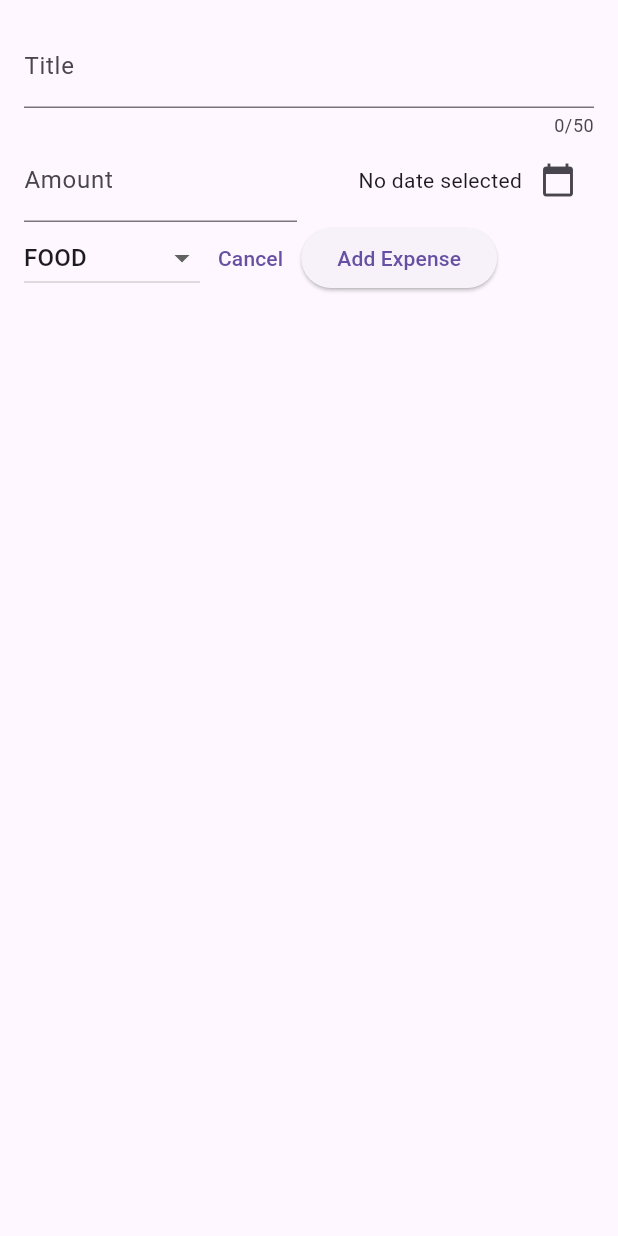
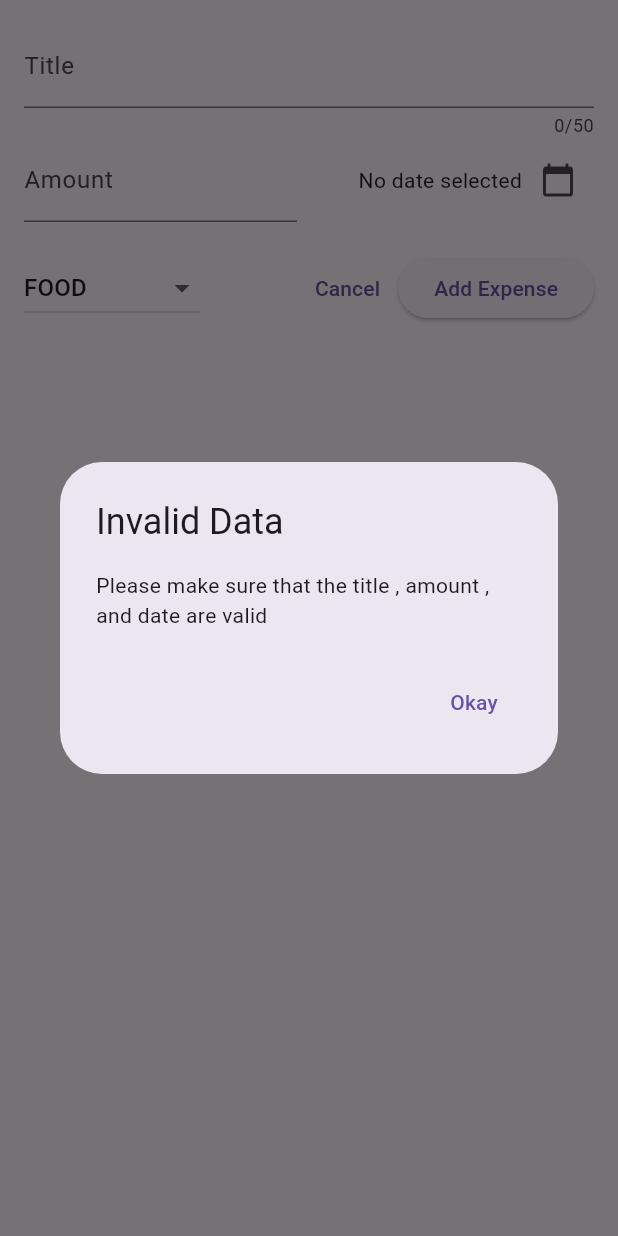
Before and after one commit to abdelbasset-mg/expenses_tracker, a Flutter app: the NewExpenses widget shown alone on an empty page, opened directly, after a tap on "Add Expense", on a phone screen of 412 x 824 dp. Run offline on Flutter 3.47's test engine with Material 2 defaults, Android fonts, the phone set to English and light mode, and no system bars.

Commit message:
invalid data popup

```diff
--- a/lib/widgets/new_expenses.dart
+++ b/lib/widgets/new_expenses.dart
@@ -27,6 +27,24 @@ class _NewExpensesState extends State<NewExpenses> {
     setState(() {
       _selectedDate = _pickedDate;
     });
+  }
+
+  void _submitExpensesData(){
+    final enteredAmount = double.tryParse(_amountController.text);
+    final invalidAmount = enteredAmount == null || enteredAmount <= 0;
+    if (_titleController.text.trim().isEmpty || invalidAmount || _selectedDate == null){
+        showDialog(context: context, builder: (ctx){
+          return AlertDialog(
+            title:const Text('Invalid Data'),
+            content: const  Text('Please make sure that the title , amount , and date are valid'),
+            actions: [
+              TextButton(onPressed: (){
+                Navigator.pop(ctx);
+              }, child: const Text('Okay'))],
+          );
+        });
+    }
+    return;
   }
 
   @override
@@ -77,6 +95,7 @@ class _NewExpensesState extends State<NewExpenses> {
               )),
             ],
           ),
+          const SizedBox(height: 20),
           Row(children: [
             DropdownButton(
                 value: _selectedCategory,
@@ -96,6 +115,7 @@ class _NewExpensesState extends State<NewExpenses> {
                     _selectedCategory = value ;
                   });
                 }),
+            const Spacer(),
             TextButton(
               onPressed: () {
                 Navigator.pop(context);
@@ -103,10 +123,8 @@ class _NewExpensesState extends State<NewExpenses> {
               child: const Text('Cancel'),
             ),
             ElevatedButton(
-              onPressed: () {
-                print(_titleController.text);
-                print(_amountController.text);
-              },
+              onPressed: _submitExpensesData,
+
               child: const Text('Add Expense'),
             ),
           ])
```
